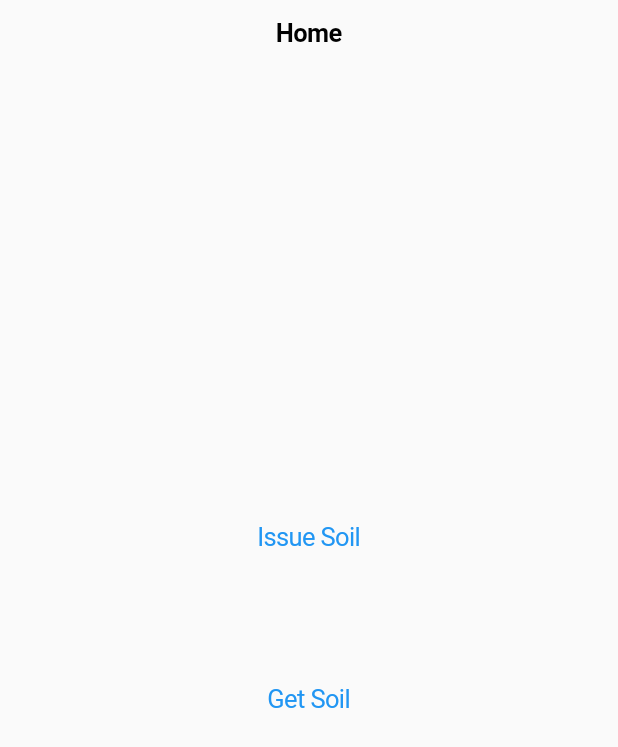
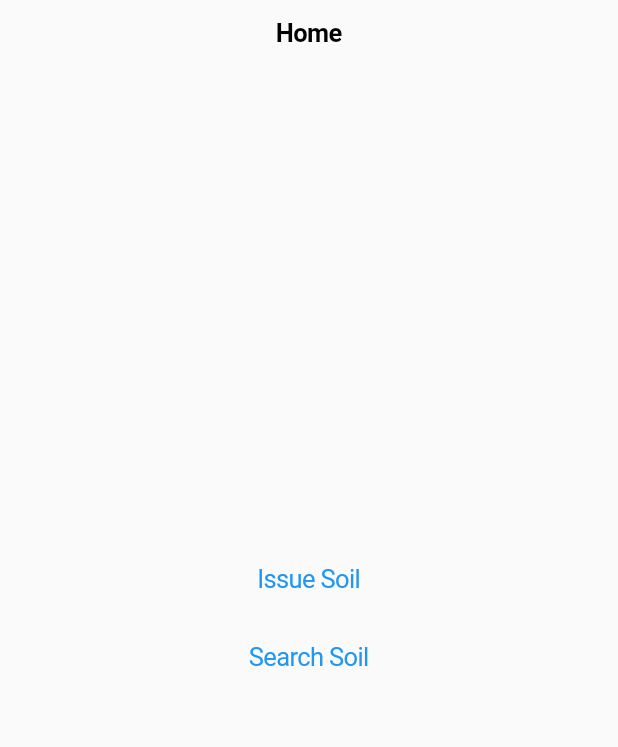
Before and after one commit to blockbyte-sbhack19/frontend, a Flutter app: the screen it shows after launch, on a phone screen of 412 x 824 dp. Shown: the top 747 px of the screen. Run offline on Flutter 3.47's test engine with Material 2 defaults, Android fonts, the phone set to English and light mode, and no system bars.

Commit message:
add result screen

```diff
--- a/blockbyte/lib/main.dart
+++ b/blockbyte/lib/main.dart
@@ -12,7 +12,7 @@ class MyApp extends StatelessWidget {
       theme: ThemeData(
         primarySwatch: Colors.blue,
       ),
-      home: MainScreen(title: 'Flutter Demo Home Page'),
+      home: MainScreen(),
     );
   }
 }
--- a/blockbyte/lib/screens/main_screen.dart
+++ b/blockbyte/lib/screens/main_screen.dart
@@ -1,21 +1,17 @@
-import 'package:blockbyte/screens/issue_screen.dart';
 import 'package:flutter/material.dart';
 import 'package:flutter/cupertino.dart';
 
-import 'package:blockbyte/helper/api.dart';
-import 'package:blockbyte/model/soil.dart';
+import 'package:blockbyte/screens/issue_screen.dart';
+import 'package:blockbyte/screens/search_screen.dart';
 
 class MainScreen extends StatefulWidget {
-  MainScreen({Key key, this.title}) : super(key: key);
-
-  final String title;
+  MainScreen({Key key}) : super(key: key);
 
   @override
   MainScreenState createState() => MainScreenState();
 }
 
 class MainScreenState extends State<MainScreen> {
-  String _body = "";
 
   @override
   Widget build(BuildContext context) {
@@ -36,23 +32,17 @@ class MainScreenState extends State<MainScreen> {
                 );
               },
             ),
-            Text(
-              _body,
-            ),
             CupertinoButton(
-              onPressed: _getSoil,
-              child: Text("Get Soil"),
-            ),
+              child: Text("Search Soil"),
+              onPressed: () {
+                Navigator.push(
+                  context,
+                  CupertinoPageRoute(builder: (context) => SearchScreen()),
+                );
+              },),
           ],
         ),
       ),
     );
   }
-
-  void _getSoil() async {
-    List<Soil> soil = await Api().getSoil();
-    setState(() {
-      _body = soil[0].location;
-    });
-  }
 }
```
Also changed, not shown: blockbyte/lib/screens/search_result_screen.dart (added, +53 -0 lines), blockbyte/lib/screens/search_screen.dart (added, +49 -0 lines).
